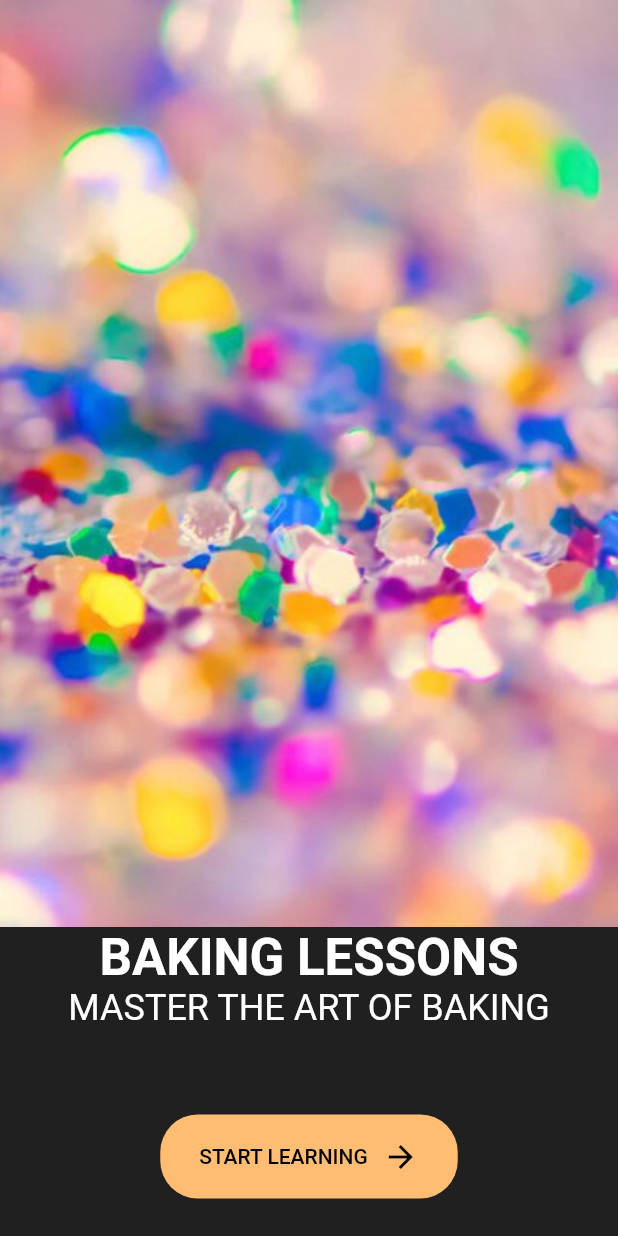
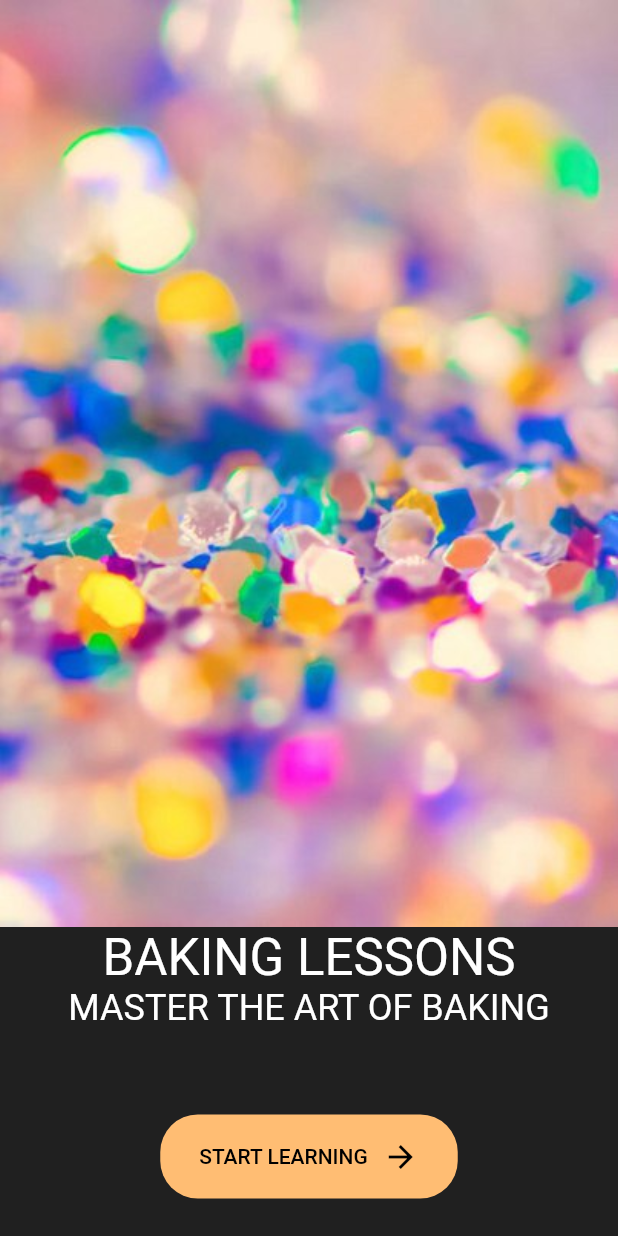
Before and after one commit to PretorianCC/flutter_form_auth_screen, a Flutter app: the screen it shows after launch, on a phone screen of 412 x 824 dp. Run offline on Flutter 3.47's test engine with Material 2 defaults, Android fonts, the phone set to English and light mode, and no system bars.

Commit message:
fix new version flutter

```diff
--- a/lib/main.dart
+++ b/lib/main.dart
@@ -18,14 +18,14 @@ class MyApp extends StatelessWidget {
         primaryColor: kPrimaryColor,
         scaffoldBackgroundColor: kBackgrounColor,
         textTheme: const TextTheme(
-          display1: TextStyle(
+          headline3: TextStyle(
             color: Colors.white,
             fontWeight: FontWeight.bold,
           ),
           button: TextStyle(
             color: kPrimaryColor,
           ),
-          headline: TextStyle(
+          headline4: TextStyle(
             color: Colors.white,
             fontWeight: FontWeight.normal,
           ),
@@ -69,11 +69,11 @@ class WelcomeScreen extends StatelessWidget {
                   text: TextSpan(children: [
                     TextSpan(
                       text: 'BAKING LESSONS\n',
-                      style: Theme.of(context).textTheme.display1,
+                      style: Theme.of(context).textTheme.headline4,
                     ),
                     TextSpan(
                       text: 'MASTER THE ART OF BAKING',
-                      style: Theme.of(context).textTheme.headline,
+                      style: Theme.of(context).textTheme.headline5,
                     ),
                   ]),
                 ),
--- a/lib/signin_screen.dart
+++ b/lib/signin_screen.dart
@@ -32,7 +32,7 @@ class SignInScreen extends StatelessWidget {
                     children: [
                       Text(
                         'SIGN IN',
-                        style: Theme.of(context).textTheme.display1,
+                        style: Theme.of(context).textTheme.headline4,
                       ),
                       Text(
                         'SIGN UP',
```
Also changed, not shown: pubspec.lock, 2 other files.
